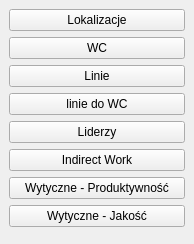
kolomir/place_v2, file Forms/ustawieniaMenu.ui: the form before one commit.
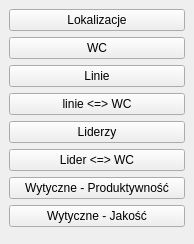
The form after the commit.

What changed in the file:
```diff
--- a/Forms/ustawieniaMenu.ui
+++ b/Forms/ustawieniaMenu.ui
@@ -56,7 +56,7 @@
       <item>
        <widget class="QPushButton" name="btn_linie_wc">
         <property name="text">
-         <string>linie do WC</string>
+         <string>linie &lt;=&gt; WC</string>
         </property>
        </widget>
       </item>
@@ -70,7 +70,7 @@
       <item>
        <widget class="QPushButton" name="btn_instruktorzy">
         <property name="text">
-         <string>Indirect Work</string>
+         <string>Lider &lt;=&gt; WC</string>
         </property>
        </widget>
       </item>
```
